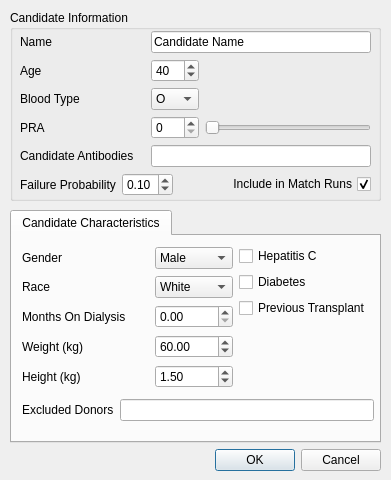
Above: KPD GUI/DialogCandidate.ui from mathieubray/KPDGUI before the change. Below: the same form after it.
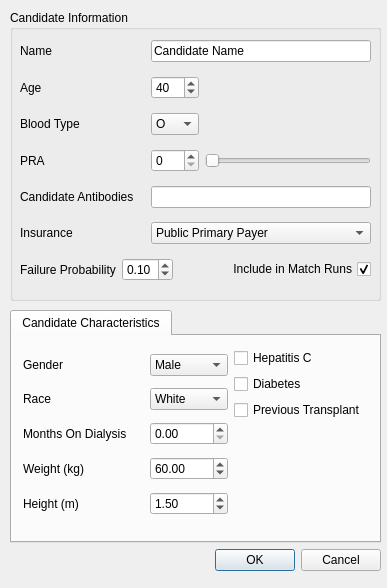
That is the form after the change.

What changed in the file:
```diff
--- a/KPD GUI/DialogCandidate.ui
+++ b/KPD GUI/DialogCandidate.ui
@@ -6,20 +6,20 @@
    <rect>
     <x>0</x>
     <y>0</y>
-    <width>391</width>
-    <height>480</height>
+    <width>387</width>
+    <height>588</height>
    </rect>
   </property>
   <property name="minimumSize">
    <size>
-    <width>391</width>
-    <height>480</height>
+    <width>387</width>
+    <height>588</height>
    </size>
   </property>
   <property name="maximumSize">
    <size>
-    <width>391</width>
-    <height>480</height>
+    <width>387</width>
+    <height>588</height>
    </size>
   </property>
   <property name="windowTitle">
@@ -29,7 +29,7 @@
    <property name="geometry">
     <rect>
      <x>10</x>
-     <y>210</y>
+     <y>310</y>
      <width>371</width>
      <height>261</height>
     </rect>
@@ -50,16 +50,14 @@
        <widget class="QWidget" name="layoutWidget">
         <property name="geometry">
          <rect>
-          <x>10</x>
-          <y>10</y>
-          <width>352</width>
-          <height>175</height>
+          <x>11</x>
+          <y>12</y>
+          <width>346</width>
+          <height>173</height>
          </rect>
         </property>
-        <layout class="QVBoxLayout" name="donorCharacteristicsVerticalLayout">
-         <item>
-          <layout class="QHBoxLayout" name="donorMajorInfoHorizontalLayout">
-           <item>
+        <layout class="QGridLayout" name="gridLayout_2">
+         <item row="0" column="0" rowspan="4">
             <layout class="QGridLayout" name="candidateCharacteristicsGridLayout">
              <item row="0" column="1">
               <spacer name="candidateGenderSpacer">
@@ -104,7 +102,7 @@
              <item row="4" column="0">
               <widget class="QLabel" name="candidateHeightLabel">
                <property name="text">
-                <string>Height (kg)</string>
+              <string>Height (m)</string>
                </property>
               </widget>
              </item>
@@ -215,11 +213,7 @@
              </item>
             </layout>
            </item>
-           <item>
-            <layout class="QVBoxLayout" name="donorMinorInfoVerticalLayout">
-             <item>
-              <layout class="QVBoxLayout" name="checkBoxesVerticalLayout">
-               <item>
+         <item row="0" column="1" colspan="2">
                 <widget class="QCheckBox" name="candidateHepCCheckBox">
                  <property name="layoutDirection">
                   <enum>Qt::LeftToRight</enum>
@@ -229,7 +223,7 @@
                  </property>
                 </widget>
                </item>
-               <item>
+         <item row="1" column="1" colspan="2">
                 <widget class="QCheckBox" name="candidateDiabetesCheckBox">
                  <property name="layoutDirection">
                   <enum>Qt::LeftToRight</enum>
@@ -239,7 +233,7 @@
                  </property>
                 </widget>
                </item>
-               <item>
+         <item row="2" column="1" colspan="2">
                 <widget class="QCheckBox" name="candidatePrevTransCheckBox">
                  <property name="layoutDirection">
                   <enum>Qt::LeftToRight</enum>
@@ -249,9 +243,10 @@
                  </property>
                 </widget>
                </item>
-              </layout>
-             </item>
-             <item>
+         <item row="4" column="0" colspan="2">
+          <layout class="QHBoxLayout" name="excludedDonorsHorizontalLayout"/>
+         </item>
+         <item row="3" column="1">
               <spacer name="verticalSpacer">
                <property name="orientation">
                 <enum>Qt::Vertical</enum>
@@ -265,24 +260,6 @@
               </spacer>
              </item>
             </layout>
-           </item>
-          </layout>
-         </item>
-         <item>
-          <layout class="QHBoxLayout" name="excludedDonorsHorizontalLayout">
-           <item>
-            <widget class="QLabel" name="exccludedDonorsLabel">
-             <property name="text">
-              <string>Excluded Donors</string>
-             </property>
-            </widget>
-           </item>
-           <item>
-            <widget class="QLineEdit" name="excludedDonorLineEdit"/>
-           </item>
-          </layout>
-         </item>
-        </layout>
        </widget>
       </widget>
      </widget>
@@ -322,19 +299,19 @@
      <x>10</x>
      <y>10</y>
      <width>371</width>
-     <height>191</height>
+     <height>291</height>
     </rect>
    </property>
    <property name="title">
     <string>Candidate Information</string>
    </property>
-   <widget class="QWidget" name="">
+   <widget class="QWidget" name="layoutWidget">
     <property name="geometry">
      <rect>
       <x>10</x>
-      <y>21</y>
+      <y>22</y>
       <width>351</width>
-      <height>167</height>
+      <height>263</height>
      </rect>
     </property>
     <layout class="QGridLayout" name="gridLayout">
@@ -464,13 +441,39 @@
       <widget class="QLineEdit" name="candidateHLALineEdit"/>
      </item>
      <item row="5" column="0">
+      <widget class="QLabel" name="label">
+       <property name="text">
+        <string>Insurance</string>
+       </property>
+      </widget>
+     </item>
+     <item row="5" column="2" colspan="3">
+      <widget class="QComboBox" name="candidateInsuranceComboBox">
+       <item>
+        <property name="text">
+         <string>Public Primary Payer</string>
+        </property>
+       </item>
+       <item>
+        <property name="text">
+         <string>Private Primary Payer</string>
+        </property>
+       </item>
+       <item>
+        <property name="text">
+         <string>Other</string>
+        </property>
+       </item>
+      </widget>
+     </item>
+     <item row="6" column="0">
       <widget class="QLabel" name="candidateFailureProbabilityLabel">
        <property name="text">
         <string>Failure Probability</string>
        </property>
       </widget>
      </item>
-     <item row="5" column="1" colspan="2">
+     <item row="6" column="1" colspan="2">
       <widget class="QDoubleSpinBox" name="candidateFailureProbabilitySpinBox">
        <property name="maximum">
         <double>1.000000000000000</double>
@@ -483,7 +486,7 @@
        </property>
       </widget>
      </item>
-     <item row="5" column="3" colspan="2">
+     <item row="6" column="3" colspan="2">
       <widget class="QCheckBox" name="candidateStatusCheckBox">
        <property name="layoutDirection">
         <enum>Qt::RightToLeft</enum>
```
Left out of the diff: 10 changed lines with no effect on the pictures. Lines whose indentation alone changed are shown as unchanged.
